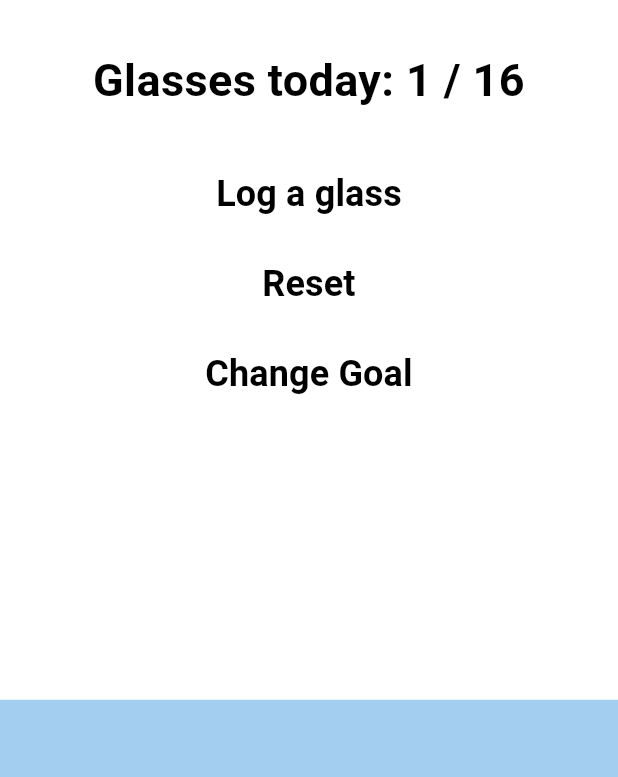
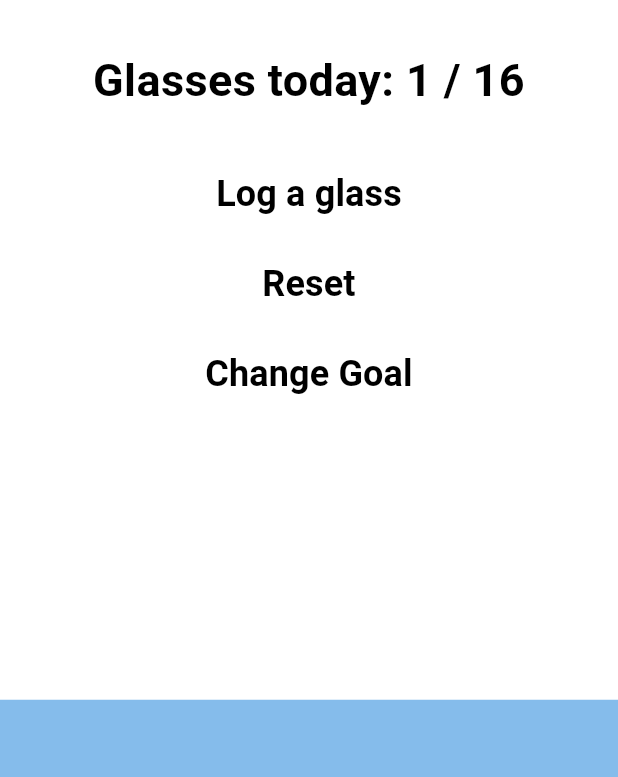
Before and after one commit to MarianoRubalcava01/hydrate_tracker, a Flutter app: the screen it shows after launch, after a tap on "Log a glass", on a phone screen of 412 x 824 dp, the part 459-1236 px from its top. Run offline on Flutter 3.47's test engine with Material 3 defaults, Android fonts, the phone set to English and light mode, and no system bars; our stand-ins replace firebase_core; accounts and stored records are empty.

Commit message:
changed water color

```diff
--- a/lib/water_painter.dart
+++ b/lib/water_painter.dart
@@ -8,7 +8,7 @@ class WaterPainter extends CustomPainter {
   @override
   void paint(Canvas canvas, Size size) {
     final paint = Paint()
-      ..color = const Color.fromARGB(150, 100, 171, 229) // Adjust opacity here
+      ..color = const Color.fromARGB(200, 100, 170, 230) // Adjust opacity here
       ..style = PaintingStyle.fill;
 
     final fillHeight = size.height * progress;
```
